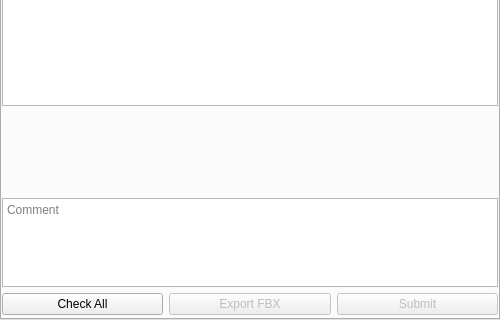
The window that maya/ui/main.ui (lonegather/Samkit) describes before a commit, drawn with Qt 5; both pictures show x 0 to 500 and y 295 to 615 of the 500 by 615 pixel window.
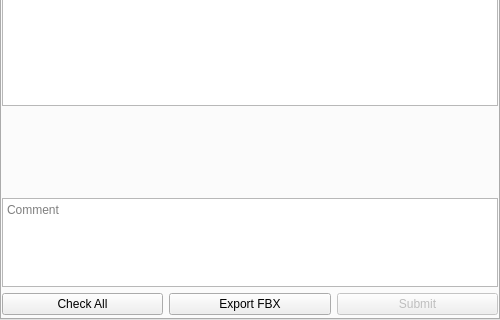
The same window after the commit. The open tabs and pages were chosen to show the change.

```diff
--- a/maya/ui/main.ui
+++ b/maya/ui/main.ui
@@ -59,6 +59,9 @@
    </item>
    <item>
     <widget class="QTabWidget" name="tw_main">
+     <property name="tabPosition">
+      <enum>QTabWidget::North</enum>
+     </property>
      <property name="currentIndex">
       <number>0</number>
      </property>
@@ -311,9 +314,6 @@
          </item>
          <item>
           <widget class="QPushButton" name="btn_export">
-           <property name="enabled">
-            <bool>false</bool>
-           </property>
            <property name="text">
             <string>Export FBX</string>
            </property>
```
